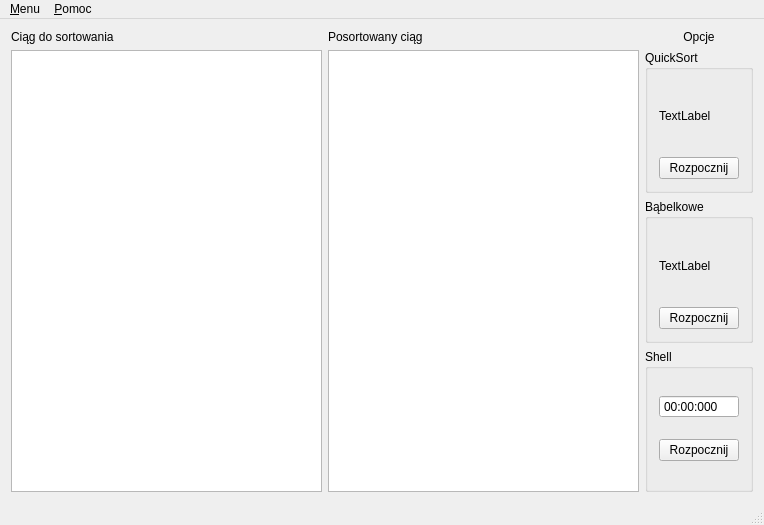
The window that Sorter/mainwindow.ui (Fisharoo/ProjektQT) describes before a commit, drawn with Qt 5.
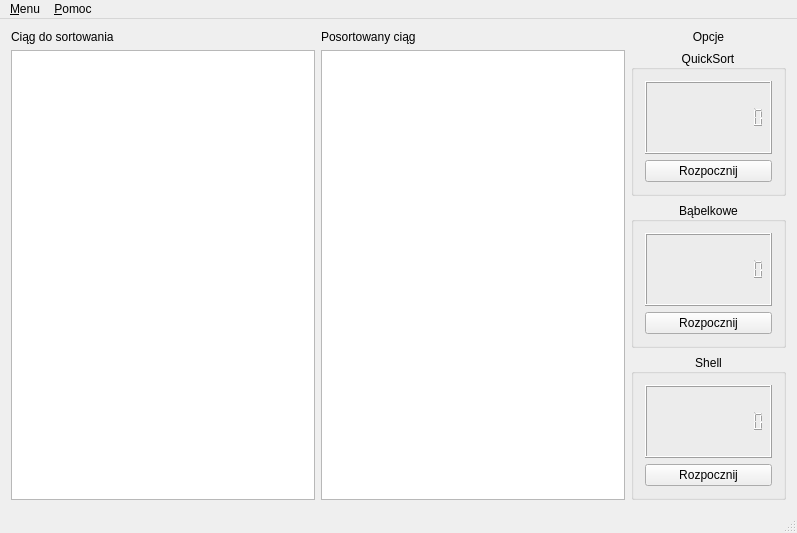
The same window after the commit. Icons and pictures are not drawn.

```diff
--- a/Sorter/mainwindow.ui
+++ b/Sorter/mainwindow.ui
@@ -6,8 +6,8 @@
    <rect>
     <x>0</x>
     <y>0</y>
-    <width>764</width>
-    <height>525</height>
+    <width>797</width>
+    <height>533</height>
    </rect>
   </property>
   <property name="windowTitle">
@@ -55,20 +55,39 @@
         <property name="title">
          <string>QuickSort</string>
         </property>
+        <property name="alignment">
+         <set>Qt::AlignCenter</set>
+        </property>
         <layout class="QGridLayout" name="gridLayout">
-         <item row="1" column="0">
+         <item row="0" column="0">
+          <widget class="QLCDNumber" name="quickLCD">
+           <property name="digitCount">
+            <number>12</number>
+           </property>
+          </widget>
+         </item>
+         <item row="2" column="0">
           <widget class="QPushButton" name="buttonQuick">
            <property name="text">
             <string>Rozpocznij</string>
            </property>
           </widget>
          </item>
-         <item row="0" column="0">
-          <widget class="QLabel" name="label_4">
-           <property name="text">
-            <string>TextLabel</string>
+         <item row="1" column="0">
+          <spacer name="verticalSpacer">
+           <property name="orientation">
+            <enum>Qt::Vertical</enum>
            </property>
-          </widget>
+           <property name="sizeType">
+            <enum>QSizePolicy::Minimum</enum>
+           </property>
+           <property name="sizeHint" stdset="0">
+            <size>
+             <width>0</width>
+             <height>0</height>
+            </size>
+           </property>
+          </spacer>
          </item>
         </layout>
        </widget>
@@ -78,8 +97,18 @@
         <property name="title">
          <string>Bąbelkowe</string>
         </property>
+        <property name="alignment">
+         <set>Qt::AlignCenter</set>
+        </property>
         <layout class="QGridLayout" name="gridLayout_2">
          <item row="1" column="0">
+          <widget class="QLCDNumber" name="bubbleLCD">
+           <property name="digitCount">
+            <number>12</number>
+           </property>
+          </widget>
+         </item>
+         <item row="2" column="0">
           <widget class="QPushButton" name="buttonBubble">
            <property name="text">
             <string>Rozpocznij</string>
@@ -87,11 +116,20 @@
           </widget>
          </item>
          <item row="0" column="0">
-          <widget class="QLabel" name="label_5">
-           <property name="text">
-            <string>TextLabel</string>
+          <spacer name="verticalSpacer_2">
+           <property name="orientation">
+            <enum>Qt::Vertical</enum>
            </property>
-          </widget>
+           <property name="sizeType">
+            <enum>QSizePolicy::Minimum</enum>
+           </property>
+           <property name="sizeHint" stdset="0">
+            <size>
+             <width>0</width>
+             <height>0</height>
+            </size>
+           </property>
+          </spacer>
          </item>
         </layout>
        </widget>
@@ -101,8 +139,24 @@
         <property name="title">
          <string>Shell</string>
         </property>
+        <property name="alignment">
+         <set>Qt::AlignCenter</set>
+        </property>
         <layout class="QGridLayout" name="gridLayout_3">
          <item row="1" column="0">
+          <widget class="QLCDNumber" name="shellLCD">
+           <property name="frameShadow">
+            <enum>QFrame::Raised</enum>
+           </property>
+           <property name="lineWidth">
+            <number>1</number>
+           </property>
+           <property name="digitCount">
+            <number>12</number>
+           </property>
+          </widget>
+         </item>
+         <item row="2" column="0">
           <widget class="QPushButton" name="buttonShell">
            <property name="text">
             <string>Rozpocznij</string>
@@ -110,33 +164,20 @@
           </widget>
          </item>
          <item row="0" column="0">
-          <widget class="QTimeEdit" name="timeShell">
-           <property name="frame">
-            <bool>true</bool>
+          <spacer name="verticalSpacer_3">
+           <property name="orientation">
+            <enum>Qt::Vertical</enum>
            </property>
-           <property name="readOnly">
-            <bool>true</bool>
+           <property name="sizeType">
+            <enum>QSizePolicy::Minimum</enum>
            </property>
-           <property name="buttonSymbols">
-            <enum>QAbstractSpinBox::NoButtons</enum>
+           <property name="sizeHint" stdset="0">
+            <size>
+             <width>0</width>
+             <height>0</height>
+            </size>
            </property>
-           <property name="keyboardTracking">
-            <bool>false</bool>
-           </property>
-           <property name="maximumTime">
-            <time>
-             <hour>23</hour>
-             <minute>59</minute>
-             <second>9</second>
-            </time>
-           </property>
-           <property name="currentSection">
-            <enum>QDateTimeEdit::MSecSection</enum>
-           </property>
-           <property name="displayFormat">
-            <string>mm:ss:zzz</string>
-           </property>
-          </widget>
+          </spacer>
          </item>
         </layout>
        </widget>
@@ -150,7 +191,7 @@
     <rect>
      <x>0</x>
      <y>0</y>
-     <width>764</width>
+     <width>797</width>
      <height>26</height>
     </rect>
    </property>
```
